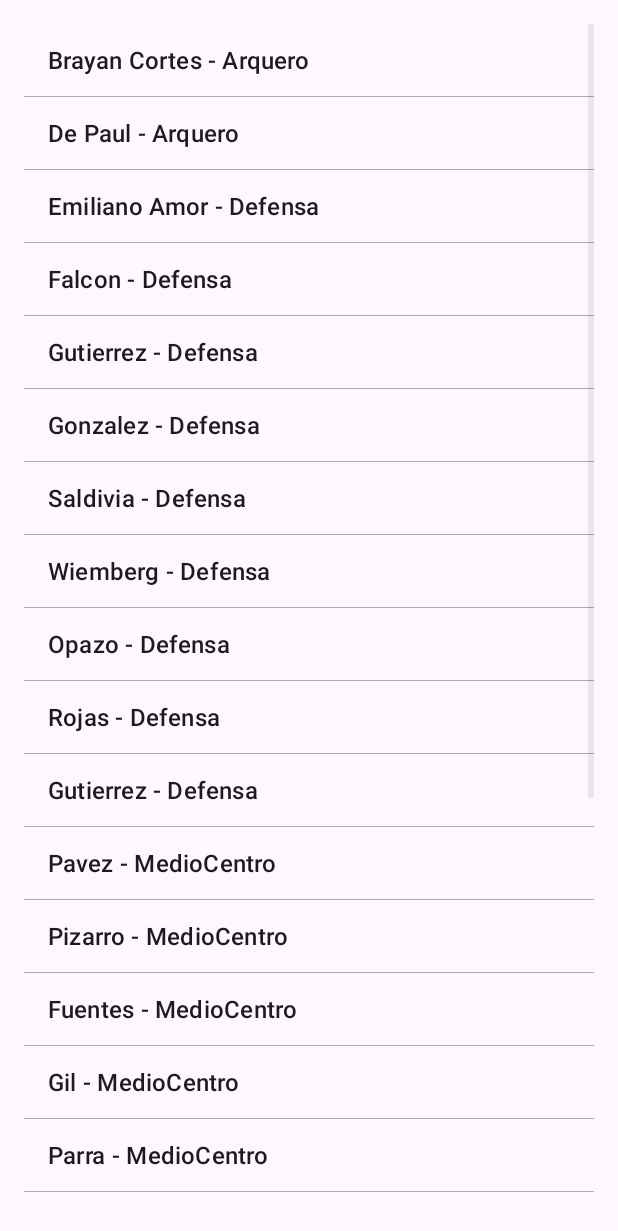
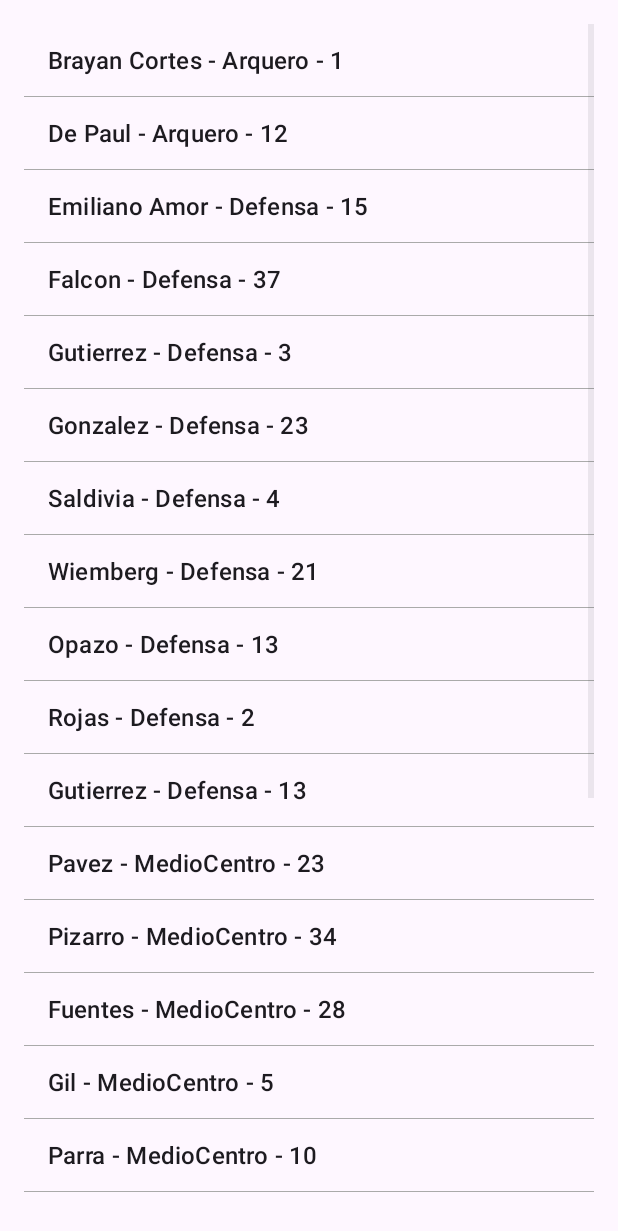
Before and after one commit to JeremyContreras7/ChileFutbol, an Android app: the Plantillacolo screen opened directly, with no data from a screen before it, on a phone screen of 412 x 824 dp. Shown: the top 1231 px of the screen. Run offline under Robolectric (Android 15) with nearby library versions, the light colour scheme and no system bars.

Commit message:
Version 5
Version 5

```diff
--- a/app/src/main/java/com/example/chilefutbol/Jugador.java
+++ b/app/src/main/java/com/example/chilefutbol/Jugador.java
@@ -3,10 +3,10 @@ package com.example.chilefutbol;
 public class Jugador {
     private String nombre;
     private String posicion;
-    private  String dorsal;
+    private  Integer dorsal;
 
 
-    public Jugador(String nombre, String posicion,String dorsal) {
+    public Jugador(String nombre, String posicion,Integer dorsal) {
         this.nombre = nombre;
         this.posicion = posicion;
         this.dorsal = dorsal;
@@ -20,7 +20,7 @@ public class Jugador {
         return posicion;
     }
 
-    public String getDorsal() {
+    public Integer getDorsal() {
         return dorsal;
     }
 }
--- a/app/src/main/java/com/example/chilefutbol/Plantillacolo.java
+++ b/app/src/main/java/com/example/chilefutbol/Plantillacolo.java
@@ -21,32 +21,32 @@ public class Plantillacolo extends AppCompatActivity {
 
         // Inicializar la lista de jugadores
         jugadoresList = new ArrayList<>();
-        jugadoresList.add(new Jugador("Brayan Cortes", "Arquero","1"));
-        jugadoresList.add(new Jugador("De Paul", "Arquero","12"));
-        jugadoresList.add(new Jugador("Emiliano Amor", "Defensa","15"));
-        jugadoresList.add(new Jugador("Falcon", "Defensa","37"));
-        jugadoresList.add(new Jugador("Gutierrez", "Defensa","3"));
-        jugadoresList.add(new Jugador("Gonzalez", "Defensa","23"));
-        jugadoresList.add(new Jugador("Saldivia", "Defensa","4"));
-        jugadoresList.add(new Jugador("Wiemberg", "Defensa","21"));
-        jugadoresList.add(new Jugador("Opazo", "Defensa","13"));
-        jugadoresList.add(new Jugador("Rojas", "Defensa","2"));
-        jugadoresList.add(new Jugador("Gutierrez", "Defensa","13"));
-        jugadoresList.add(new Jugador("Pavez", "MedioCentro","23"));
-        jugadoresList.add(new Jugador("Pizarro", "MedioCentro","34"));
-        jugadoresList.add(new Jugador("Fuentes", "MedioCentro","28"));
-        jugadoresList.add(new Jugador("Gil", "MedioCentro","5"));
-        jugadoresList.add(new Jugador("Parra", "MedioCentro","10"));
-        jugadoresList.add(new Jugador("Palacios", "MedioCentro","7"));
-        jugadoresList.add(new Jugador("Oroz", "Delantero","20"));
-        jugadoresList.add(new Jugador("Moya", "Delantero","26"));
-        jugadoresList.add(new Jugador("Bouzat", "Delantero","18"));
-        jugadoresList.add(new Jugador("Castillo", "Delantero","17"));
-        jugadoresList.add(new Jugador("Thompson", "Delantero","24"));
-        jugadoresList.add(new Jugador("Bolados", "Delantero","11"));
-        jugadoresList.add(new Jugador("Lezcano", "Delantero","16"));
-        jugadoresList.add(new Jugador("Damian Pizzaro", "Delantero","9"));
-        jugadoresList.add(new Jugador("Benegas", "Delantero","22"));
+        jugadoresList.add(new Jugador("Brayan Cortes", "Arquero",1));
+        jugadoresList.add(new Jugador("De Paul", "Arquero",12));
+        jugadoresList.add(new Jugador("Emiliano Amor", "Defensa",15));
+        jugadoresList.add(new Jugador("Falcon", "Defensa",37));
+        jugadoresList.add(new Jugador("Gutierrez", "Defensa",3));
+        jugadoresList.add(new Jugador("Gonzalez", "Defensa",23));
+        jugadoresList.add(new Jugador("Saldivia", "Defensa",4));
+        jugadoresList.add(new Jugador("Wiemberg", "Defensa",21));
+        jugadoresList.add(new Jugador("Opazo", "Defensa",13));
+        jugadoresList.add(new Jugador("Rojas", "Defensa",2));
+        jugadoresList.add(new Jugador("Gutierrez", "Defensa",13));
+        jugadoresList.add(new Jugador("Pavez", "MedioCentro",23));
+        jugadoresList.add(new Jugador("Pizarro", "MedioCentro",34));
+        jugadoresList.add(new Jugador("Fuentes", "MedioCentro",28));
+        jugadoresList.add(new Jugador("Gil", "MedioCentro",5));
+        jugadoresList.add(new Jugador("Parra", "MedioCentro",10));
+        jugadoresList.add(new Jugador("Palacios", "MedioCentro",7));
+        jugadoresList.add(new Jugador("Oroz", "Delantero",20));
+        jugadoresList.add(new Jugador("Moya", "Delantero",26));
+        jugadoresList.add(new Jugador("Bouzat", "Delantero",18));
+        jugadoresList.add(new Jugador("Castillo", "Delantero",17));
+        jugadoresList.add(new Jugador("Thompson", "Delantero",24));
+        jugadoresList.add(new Jugador("Bolados", "Delantero",11));
+        jugadoresList.add(new Jugador("Lezcano", "Delantero",16));
+        jugadoresList.add(new Jugador("Damian Pizzaro", "Delantero",9));
+        jugadoresList.add(new Jugador("Benegas", "Delantero",22));
 
 
         // Inicializar vistas
@@ -58,7 +58,7 @@ public class Plantillacolo extends AppCompatActivity {
     private ArrayList<String> obtenerNombresJugadores() {
         ArrayList<String> nombresJugadores = new ArrayList<>();
         for (Jugador jugador : jugadoresList) {
-            nombresJugadores.add(jugador.getNombre() + " - " + jugador.getPosicion());
+            nombresJugadores.add(jugador.getNombre() + " - " + jugador.getPosicion()+ " - " +jugador.getDorsal());
         }
         return nombresJugadores;
     }
--- a/app/src/main/java/com/example/chilefutbol/ProfileActivity.java
+++ b/app/src/main/java/com/example/chilefutbol/ProfileActivity.java
@@ -116,6 +116,8 @@ public class ProfileActivity extends AppCompatActivity {
                             @Override
                             public void onSuccess(Void aVoid) {
                                 Toast.makeText(ProfileActivity.this, "Nombre de usuario actualizado con éxito", Toast.LENGTH_SHORT).show();
+                                Intent intent = new Intent(ProfileActivity.this, MainActivity.class);
+                                startActivity(intent);
                             }
                         })
                         .addOnFailureListener(new OnFailureListener() {
--- a/app/src/main/res/layout/activity_profile.xml
+++ b/app/src/main/res/layout/activity_profile.xml
@@ -2,7 +2,7 @@
 <RelativeLayout xmlns:android="http://schemas.android.com/apk/res/android"
     android:layout_width="match_parent"
     android:layout_height="match_parent"
-    android:background="@drawable/fondo"
+    android:background="@drawable/matiasf"
     android:padding="16dp">
 
     <View
@@ -24,7 +24,7 @@
         android:layout_below="@+id/profileImageView"
         android:layout_centerHorizontal="true"
         android:layout_marginTop="20dp"
-        android:backgroundTint="#00C853"
+        android:backgroundTint="#D50000"
         android:text="Cambiar Foto de Perfil" />
 
     <EditText
@@ -45,7 +45,7 @@
         android:layout_below="@+id/usernameEditText"
         android:layout_centerHorizontal="true"
         android:layout_marginTop="20dp"
-        android:backgroundTint="#00C853"
+        android:backgroundTint="#D50000"
         android:text="Guardar Perfil" />
 
 </RelativeLayout>
--- a/app/src/main/res/layout/login.xml
+++ b/app/src/main/res/layout/login.xml
@@ -31,6 +31,7 @@
             android:background="@color/white"
             android:hint="Correo electrónico"
             android:padding="12dp"
+            android:inputType="textEmailAddress"
             android:textColor="@color/black"
             android:singleLine="true" />
 
```
Also changed, not shown: app/src/main/AndroidManifest.xml (+2 -6 lines), app/src/main/java/com/example/chilefutbol/PlantillaUdeChile.java (+24 -24 lines), app/src/main/res/layout/activity_main.xml (+6 -5 lines), app/src/main/res/layout/activity_plantilla_ude_chile.xml (+5 -3 lines), app/src/main/res/layout/equipocolo.xml (+6 -3 lines), app/src/main/res/layout/equipoudechile.xml (+6 -3 lines), app/src/main/res/layout/registro.xml (+6 -3 lines), app/src/main/res/drawable/chile.jpg (added), app/src/main/res/drawable/iconoapp.jpg, app/src/main/res/drawable/matiasf.png (added).
